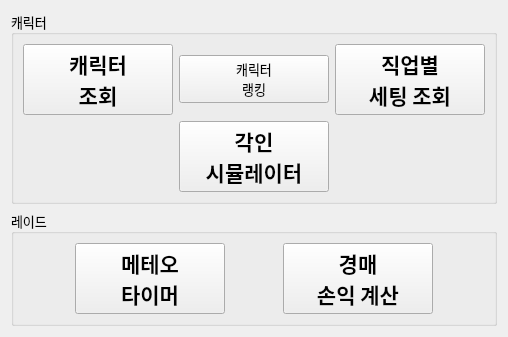
Qt form loatools.ui (Wseop/Qt_LoaTools) before a commit.
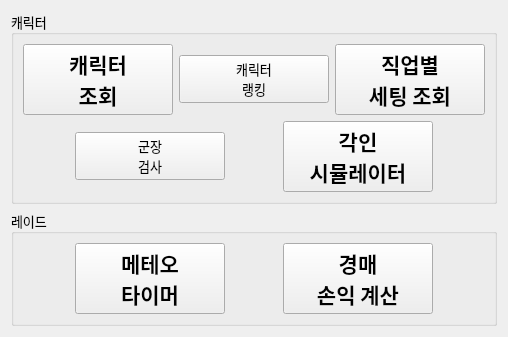
The same form after that commit.

Commit message: FEAT:Implement SpecChecker

```diff
--- a/loatools.ui
+++ b/loatools.ui
@@ -178,6 +178,26 @@
         </item>
         <item>
          <layout class="QHBoxLayout" name="hLayoutCharacter2">
+          <item>
+           <widget class="QPushButton" name="pbSpecChecker">
+            <property name="minimumSize">
+             <size>
+              <width>150</width>
+              <height>0</height>
+             </size>
+            </property>
+            <property name="maximumSize">
+             <size>
+              <width>150</width>
+              <height>16777215</height>
+             </size>
+            </property>
+            <property name="text">
+             <string>군장
+검사</string>
+            </property>
+           </widget>
+          </item>
           <item>
            <widget class="QPushButton" name="pbEngrave">
             <property name="minimumSize">
```
The commit also changes 9 other files.
